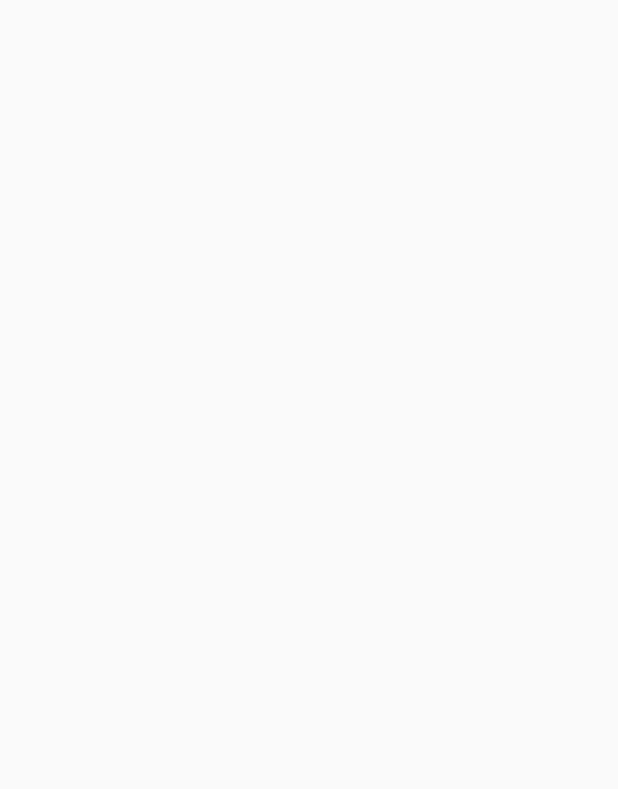
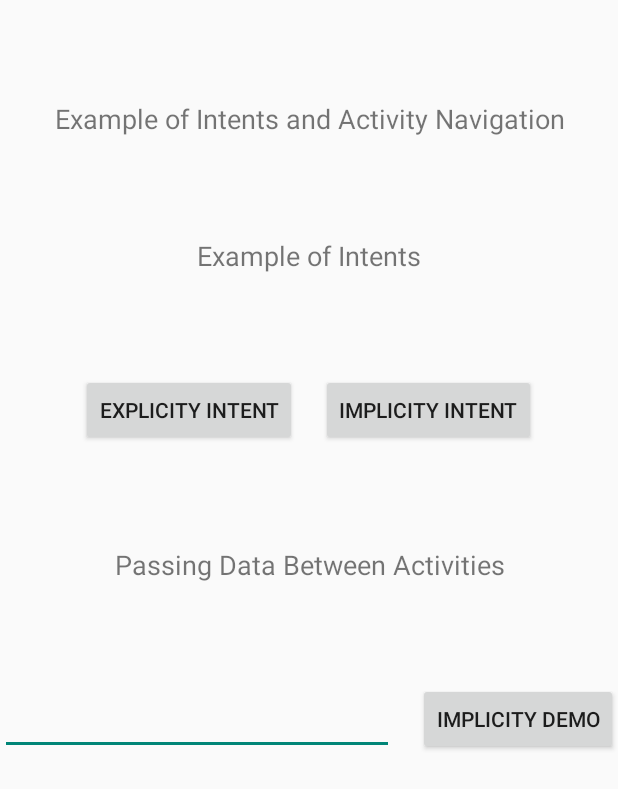
Before and after one commit to bhavik-bagdai/Android-Kotlin-Examples, an Android app built with Jetpack Compose: the screen it shows after launch (MainActivity), on a phone screen of 412 x 824 dp. Before the commit the part shown is empty. Shown: the top 789 px of the screen. Run offline under Robolectric (Android 15) with nearby library versions, the phone set to English and light mode, and no system bars.

Commit message:
ch2 Activity Life cycle project and index.md updated with details.

```diff
--- a/ch2/ActivityLifeCycle/app/src/main/AndroidManifest.xml
+++ b/ch2/ActivityLifeCycle/app/src/main/AndroidManifest.xml
@@ -12,6 +12,11 @@
         android:supportsRtl="true"
         android:theme="@style/Theme.ActivityLifecycledemo">
         <activity
+            android:name=".SecondActivity"
+            android:exported="false"
+            android:label="@string/title_activity_second"
+            android:theme="@style/Theme.ActivityLifecycledemo" />
+        <activity
             android:name=".MainActivity"
             android:exported="true"
             android:label="@string/app_name"
--- a/ch2/ActivityLifeCycle/app/src/main/java/com/example/activitylifecycledemo/MainActivity.kt
+++ b/ch2/ActivityLifeCycle/app/src/main/java/com/example/activitylifecycledemo/MainActivity.kt
@@ -1,9 +1,13 @@
 package com.example.activitylifecycledemo
 
+import android.content.Intent
+import android.net.Uri
 import android.os.Bundle
 import android.util.Log
+import android.widget.Button
 import androidx.activity.ComponentActivity
 import androidx.activity.enableEdgeToEdge
+import androidx.compose.material3.Button
 
 
 class MainActivity : ComponentActivity() {
@@ -11,6 +15,28 @@ class MainActivity : ComponentActivity() {
         super.onCreate(savedInstanceState)
         setContentView(R.layout.mainactivity)
         Log.d("MainActivity", "onCreate called")
+
+        val btnei = findViewById<Button>(R.id.btnei)
+        btnei.setOnClickListener {
+            val intent = Intent(Intent.ACTION_VIEW)
+            intent.data = Uri.parse("https://www.google.com")
+            startActivity(intent)
+        }
+
+        val btnii = findViewById<Button>(R.id.btnii)
+        btnii.setOnClickListener {
+            val intent = Intent(this, SecondActivity::class.java)
+            startActivity(intent)
+        }
+
+        val btnid = findViewById<Button>(R.id.btnid)
+        btnid.setOnClickListener {
+            val etval = findViewById<android.widget.EditText>(R.id.etvalue)
+            val message = etval.text.toString()
+            val intent = Intent(this, SecondActivity::class.java)
+            intent.putExtra("EXTRA_MESSAGE", message)
+            startActivity(intent)
+        }
         enableEdgeToEdge()
     }
 
--- a/ch2/ActivityLifeCycle/app/src/main/res/layout/mainactivity.xml
+++ b/ch2/ActivityLifeCycle/app/src/main/res/layout/mainactivity.xml
@@ -1,6 +1,91 @@
 <?xml version="1.0" encoding="utf-8"?>
 <LinearLayout xmlns:android="http://schemas.android.com/apk/res/android"
+    android:orientation="vertical"
     android:layout_width="match_parent"
     android:layout_height="match_parent">
 
+    <LinearLayout
+        android:layout_width="match_parent"
+        android:layout_height="100px"/>
+
+
+    <TextView
+        android:id="@+id/textView"
+        android:layout_width="match_parent"
+        android:layout_height="wrap_content"
+        android:text="Example of Intents and Activity Navigation"
+        android:textAlignment="center"
+        android:textSize="18sp" />
+
+    <LinearLayout
+        android:layout_width="match_parent"
+        android:layout_height="100px"/>
+
+    <TextView
+        android:id="@+id/textView1"
+        android:layout_width="match_parent"
+        android:layout_height="wrap_content"
+        android:text="Example of Intents"
+        android:textAlignment="center"
+        android:textSize="18sp" />
+
+    <LinearLayout
+        android:layout_width="match_parent"
+        android:layout_height="100px"/>
+
+    <LinearLayout
+        android:layout_width="match_parent"
+        android:layout_height="wrap_content"
+        android:orientation="horizontal"
+        android:gravity="center">
+
+        <Button
+            android:id="@+id/btnei"
+            android:layout_width="wrap_content"
+            android:layout_height="wrap_content"
+            android:text="Explicity Intent" />
+
+        <Button
+            android:id="@+id/btnii"
+            android:layout_width="wrap_content"
+            android:layout_height="wrap_content"
+            android:text="Implicity Intent"
+            android:layout_marginStart="16dp" />
+    </LinearLayout>
+
+    <LinearLayout
+        android:layout_width="match_parent"
+        android:layout_height="100px"/>
+
+    <TextView
+        android:id="@+id/textView2"
+        android:layout_width="match_parent"
+        android:layout_height="wrap_content"
+        android:text="Passing Data Between Activities"
+        android:textAlignment="center"
+        android:textSize="18sp" />
+
+    <LinearLayout
+        android:layout_width="match_parent"
+        android:layout_height="100px"/>
+
+    <LinearLayout
+        android:layout_width="match_parent"
+        android:layout_height="wrap_content"
+        android:orientation="horizontal"
+        android:gravity="center">
+
+        <EditText
+            android:id="@+id/etvalue"
+            android:layout_width="wrap_content"
+            android:layout_weight="0.5"
+            android:layout_height="match_parent"/>
+
+        <Button
+            android:id="@+id/btnid"
+            android:layout_width="wrap_content"
+            android:layout_height="wrap_content"
+            android:text="Implicity Demo"
+            android:layout_marginStart="16dp" />
+    </LinearLayout>
 </LinearLayout>
--- a/ch2/ActivityLifeCycle/app/src/main/res/values/strings.xml
+++ b/ch2/ActivityLifeCycle/app/src/main/res/values/strings.xml
@@ -1,3 +1,4 @@
 <resources>
     <string name="app_name">ActivityLifecycledemo</string>
+    <string name="title_activity_second">SecondActivity</string>
 </resources>
```
Also changed, not shown: ch2/ActivityLifeCycle/app/src/main/java/com/example/activitylifecycledemo/SecondActivity.kt (added, +20 -0 lines), ch2/ActivityLifeCycle/app/src/main/res/layout/secondactivity.xml (added, +31 -0 lines), 1 other file.
